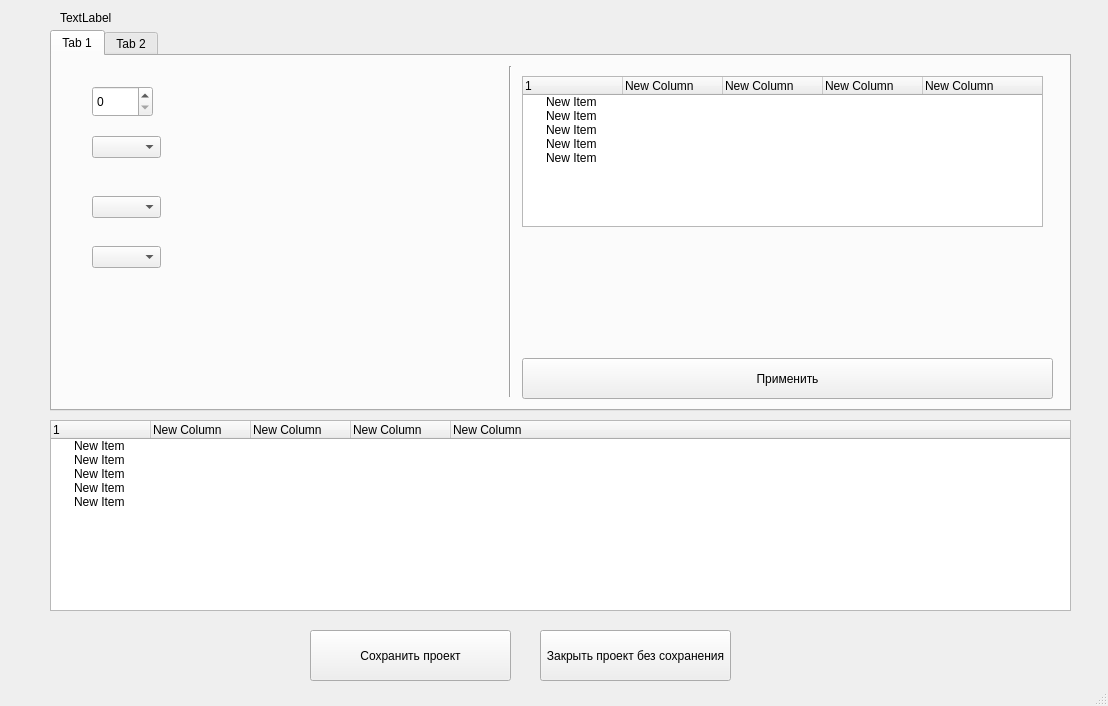
Before: the Qt Designer form CreatingW.ui in PLevinskaia/Pre_AppraisalProgram, drawn with Qt 5.
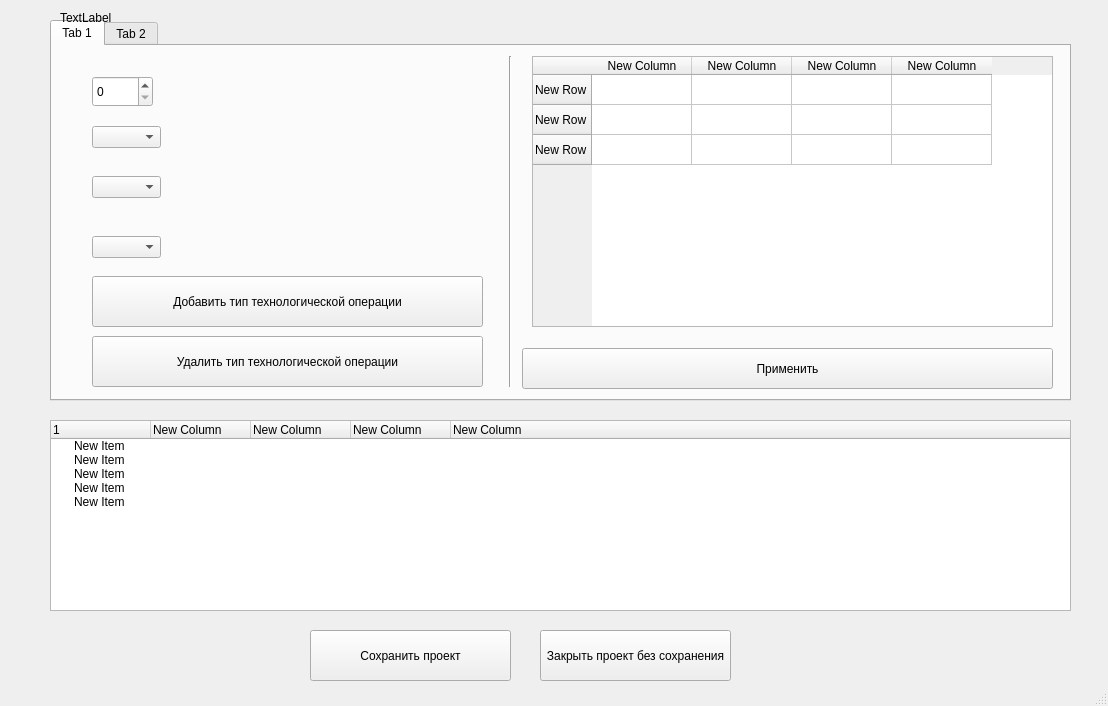
After: the same form once the commit is applied.

What changed in the file:
```diff
--- a/CreatingW.ui
+++ b/CreatingW.ui
@@ -18,7 +18,7 @@
     <property name="geometry">
      <rect>
       <x>50</x>
-      <y>30</y>
+      <y>20</y>
       <width>1021</width>
       <height>381</height>
      </rect>
@@ -77,132 +77,12 @@
       <property name="geometry">
        <rect>
         <x>40</x>
-        <y>140</y>
+        <y>130</y>
         <width>69</width>
         <height>22</height>
        </rect>
       </property>
      </widget>
-     <widget class="QTreeWidget" name="treeWidget_2">
-      <property name="geometry">
-       <rect>
-        <x>470</x>
-        <y>20</y>
-        <width>521</width>
-        <height>151</height>
-       </rect>
-      </property>
-      <column>
-       <property name="text">
-        <string>1</string>
-       </property>
-      </column>
-      <column>
-       <property name="text">
-        <string>New Column</string>
-       </property>
-      </column>
-      <column>
-       <property name="text">
-        <string>New Column</string>
-       </property>
-      </column>
-      <column>
-       <property name="text">
-        <string>New Column</string>
-       </property>
-      </column>
-      <column>
-       <property name="text">
-        <string>New Column</string>
-       </property>
-      </column>
-      <item>
-       <property name="text">
-        <string>New Item</string>
-       </property>
-       <property name="text">
-        <string/>
-       </property>
-       <property name="text">
-        <string/>
-       </property>
-       <property name="text">
-        <string/>
-       </property>
-       <property name="text">
-        <string/>
-       </property>
-      </item>
-      <item>
-       <property name="text">
-        <string>New Item</string>
-       </property>
-       <property name="text">
-        <string/>
-       </property>
-       <property name="text">
-        <string/>
-       </property>
-       <property name="text">
-        <string/>
-       </property>
-       <property name="text">
-        <string/>
-       </property>
-      </item>
-      <item>
-       <property name="text">
-        <string>New Item</string>
-       </property>
-       <property name="text">
-        <string/>
-       </property>
-       <property name="text">
-        <string/>
-       </property>
-       <property name="text">
-        <string/>
-       </property>
-       <property name="text">
-        <string/>
-       </property>
-      </item>
-      <item>
-       <property name="text">
-        <string>New Item</string>
-       </property>
-       <property name="text">
-        <string/>
-       </property>
-       <property name="text">
-        <string/>
-       </property>
-       <property name="text">
-        <string/>
-       </property>
-       <property name="text">
-        <string/>
-       </property>
-      </item>
-      <item>
-       <property name="text">
-        <string>New Item</string>
-       </property>
-       <property name="text">
-        <string/>
-       </property>
-       <property name="text">
-        <string/>
-       </property>
-       <property name="text">
-        <string/>
-       </property>
-       <property name="text">
-        <string/>
-       </property>
-      </item>
-     </widget>
      <widget class="QPushButton" name="pushButton_3">
       <property name="geometry">
        <rect>
@@ -216,6 +96,77 @@
        <string>Применить</string>
       </property>
      </widget>
+     <widget class="QTableWidget" name="tableWidget">
+      <property name="geometry">
+       <rect>
+        <x>480</x>
+        <y>10</y>
+        <width>521</width>
+        <height>271</height>
+       </rect>
+      </property>
+      <row>
+       <property name="text">
+        <string>New Row</string>
+       </property>
+      </row>
+      <row>
+       <property name="text">
+        <string>New Row</string>
+       </property>
+      </row>
+      <row>
+       <property name="text">
+        <string>New Row</string>
+       </property>
+      </row>
+      <column>
+       <property name="text">
+        <string>New Column</string>
+       </property>
+      </column>
+      <column>
+       <property name="text">
+        <string>New Column</string>
+       </property>
+      </column>
+      <column>
+       <property name="text">
+        <string>New Column</string>
+       </property>
+      </column>
+      <column>
+       <property name="text">
+        <string>New Column</string>
+       </property>
+      </column>
+     </widget>
+     <widget class="QPushButton" name="pushButton_4">
+      <property name="geometry">
+       <rect>
+        <x>40</x>
+        <y>230</y>
+        <width>391</width>
+        <height>51</height>
+       </rect>
+      </property>
+      <property name="text">
+       <string>Добавить тип технологической операции</string>
+      </property>
+     </widget>
+     <widget class="QPushButton" name="pushButton_5">
+      <property name="geometry">
+       <rect>
+        <x>40</x>
+        <y>290</y>
+        <width>391</width>
+        <height>51</height>
+       </rect>
+      </property>
+      <property name="text">
+       <string>Удалить тип технологической операции</string>
+      </property>
+     </widget>
     </widget>
     <widget class="QWidget" name="tab_2">
      <attribute name="title">
```
